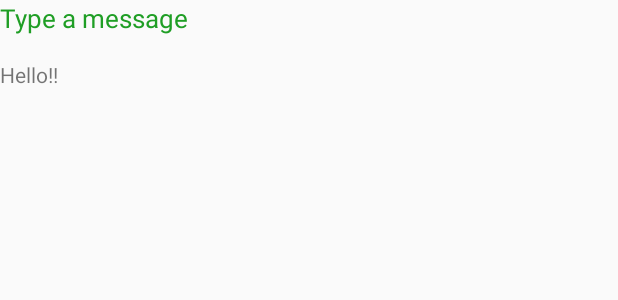
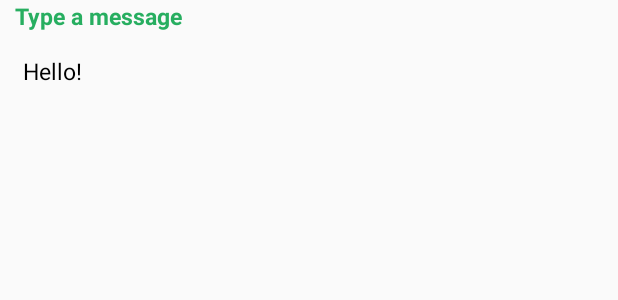
Before and after one commit to sharmaumang001/FlashChat, an Android app: the layout chat_msg_row.xml on its own in the app's theme, with its tools: preview values and no code run, on a phone screen of 412 x 824 dp. Shown: the top 300 px of the screen. Run offline under Robolectric (Android 15) with nearby library versions, the phone set to English and light mode, and no system bars.

Commit message:
Messages receive created.

```diff
--- a/app/src/main/java/com/example/flashchat/ChatActivity.java
+++ b/app/src/main/java/com/example/flashchat/ChatActivity.java
@@ -13,7 +13,7 @@ import android.view.View;
 import android.widget.EditText;
 import android.widget.ImageButton;
 
-import java.security.cert.PolicyNode;
+
 import java.util.ArrayList;
 import android.widget.TextView;
 import android.widget.Toast;
@@ -25,7 +25,6 @@ import com.google.firebase.database.DatabaseReference;
 import com.google.firebase.database.FirebaseDatabase;
 import com.google.firebase.database.ValueEventListener;
 
-import javax.security.auth.callback.CallbackHandler;
 
 
 public class ChatActivity extends AppCompatActivity {
@@ -70,7 +69,7 @@ public class ChatActivity extends AppCompatActivity {
 
             @Override
             public void onCancelled(@NonNull DatabaseError databaseError) {
-                Toast.makeText(ChatActivity.this,"OPPS...something went wrong",Toast.LENGTH_SHORT);
+                Toast.makeText(ChatActivity.this,"OPPSSS ...something went wrong",Toast.LENGTH_SHORT);
 
 
             }
--- a/app/src/main/java/com/example/flashchat/theChatListAdapter.java
+++ b/app/src/main/java/com/example/flashchat/theChatListAdapter.java
@@ -9,11 +9,6 @@ import android.widget.TextView;
 
 import androidx.annotation.NonNull;
 import androidx.recyclerview.widget.RecyclerView;
-
-import com.google.firebase.database.DataSnapshot;
-import com.google.firebase.database.DatabaseReference;
-
-
 import java.util.ArrayList;
 
 public class theChatListAdapter extends RecyclerView.Adapter<theChatListAdapter.ViewHolder>{
--- a/app/src/main/res/layout/chat_msg_row.xml
+++ b/app/src/main/res/layout/chat_msg_row.xml
@@ -1,20 +1,30 @@
 <?xml version="1.0" encoding="utf-8"?>
 <LinearLayout xmlns:android="http://schemas.android.com/apk/res/android"
-    android:orientation="vertical"
-    android:layout_width="match_parent"
-    android:layout_height="match_parent">
+    android:layout_width="fill_parent"
+    android:layout_height="wrap_content"
+    android:id="@+id/singleMessageContainer"
+    android:orientation="vertical">
 
-    <TextView
-        android:id="@+id/author"
-        android:layout_width="match_parent"
-        android:layout_height="40dp"
-        android:text="Type a message"
-        android:textColor="#1F9E25"
-        android:textSize="17sp" />
+    <TextView android:id="@+id/author"
+        android:paddingLeft="10dp"
+        android:paddingRight="10dp"
+        android:layout_gravity="start"
+        android:textColor="@color/green"
+        android:gravity="center_vertical"
+        android:textSize="15sp"
+        android:textStyle="bold"
+        android:text="@string/prompt_msg"
+        android:layout_width="wrap_content"
+        android:layout_height="wrap_content"/>
+    <TextView android:id="@+id/message"
+        android:layout_gravity="start"
+        android:gravity="center_vertical"
+        android:layout_width="wrap_content"
+        android:layout_height="wrap_content"
+        android:layout_margin="5dip"
+        android:padding="10dp"
+        android:textSize="15sp"
+        android:text="@string/sample_message"
+        android:textColor="@android:color/primary_text_light"/>
 
-    <TextView
-        android:id="@+id/message"
-        android:layout_width="match_parent"
-        android:layout_height="40dp"
-        android:text="Hello!!" />
 </LinearLayout>
```
Also changed, not shown: app/src/main/res/layout/activity_main_chat.xml (+44 -35 lines).
